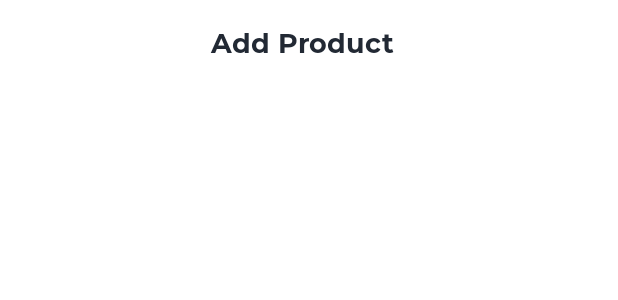
After one commit to amlannandy/ShoppingPal, an Android app: the layout activity_add_product.xml on its own in the app's theme, with its tools: preview values and no code run, on a phone screen of 412 x 824 dp. The commit adds this screen. Shown: the top 300 px of the screen. Run offline under Robolectric (Android 15) with nearby library versions, the phone set to English and light mode, and no system bars.

Commit message:
Created Add Product Screen

```diff
--- a/app/src/main/AndroidManifest.xml
+++ b/app/src/main/AndroidManifest.xml
@@ -10,6 +10,10 @@
         android:roundIcon="@mipmap/ic_launcher_round"
         android:supportsRtl="true"
         android:theme="@style/Theme.ShoppingPal">
+        <activity
+            android:name=".activities.AddProductActivity"
+            android:screenOrientation="portrait"
+            android:theme="@style/Theme.AppCompat.NoActionBar" />
         <activity
             android:name=".activities.SettingsActivity"
             android:screenOrientation="portrait"
--- /dev/null
+++ b/app/src/main/res/layout/activity_add_product.xml
@@ -0,0 +1,31 @@
+<?xml version="1.0" encoding="utf-8"?>
+<androidx.constraintlayout.widget.ConstraintLayout xmlns:android="http://schemas.android.com/apk/res/android"
+    xmlns:app="http://schemas.android.com/apk/res-auto"
+    xmlns:tools="http://schemas.android.com/tools"
+    android:layout_width="match_parent"
+    android:layout_height="match_parent"
+    android:background="@color/white"
+    tools:context=".activities.AddProductActivity">
+
+    <androidx.appcompat.widget.Toolbar
+        android:id="@+id/toolbar_add_product_activity"
+        android:layout_width="match_parent"
+        android:layout_height="?attr/actionBarSize"
+        app:layout_constraintEnd_toEndOf="parent"
+        app:layout_constraintStart_toStartOf="parent"
+        app:layout_constraintTop_toTopOf="parent">
+
+        <com.aknindustries.shoppingpal.utils.CustomBoldTextView
+            android:id="@+id/tv_title"
+            android:layout_width="match_parent"
+            android:layout_height="match_parent"
+            android:gravity="center"
+            android:paddingStart="@dimen/toolbar_title_paddingStart"
+            android:paddingEnd="0dp"
+            android:text="@string/add_product"
+            android:textColor="@color/colorPrimaryText"
+            android:textSize="@dimen/toolbar_title_text_size" />
+
+    </androidx.appcompat.widget.Toolbar>
+
+</androidx.constraintlayout.widget.ConstraintLayout>
--- a/app/src/main/res/values/strings.xml
+++ b/app/src/main/res/values/strings.xml
@@ -67,4 +67,9 @@
     <string name="lbl_addresses">Addresses</string>
     <string name="get_user_details_error">Error while fetching profile</string>
 
+    <!--  Products  -->
+    <string name="add_product">Add Product</string>
+    <string name="edit_product">Edit Product</string>
+    <string name="action_add_product">Add Product</string>
+
 </resources>
```
Also changed, not shown: app/src/main/java/com/aknindustries/shoppingpal/activities/AddProductActivity.kt (added, +23 -0 lines), app/src/main/java/com/aknindustries/shoppingpal/fragments/ProductsFragment.kt (+25 -3 lines), app/src/main/res/drawable/ic_vector_add_product.xml (added, +8 -0 lines), app/src/main/res/menu/products_menu.xml (added, +10 -0 lines).
